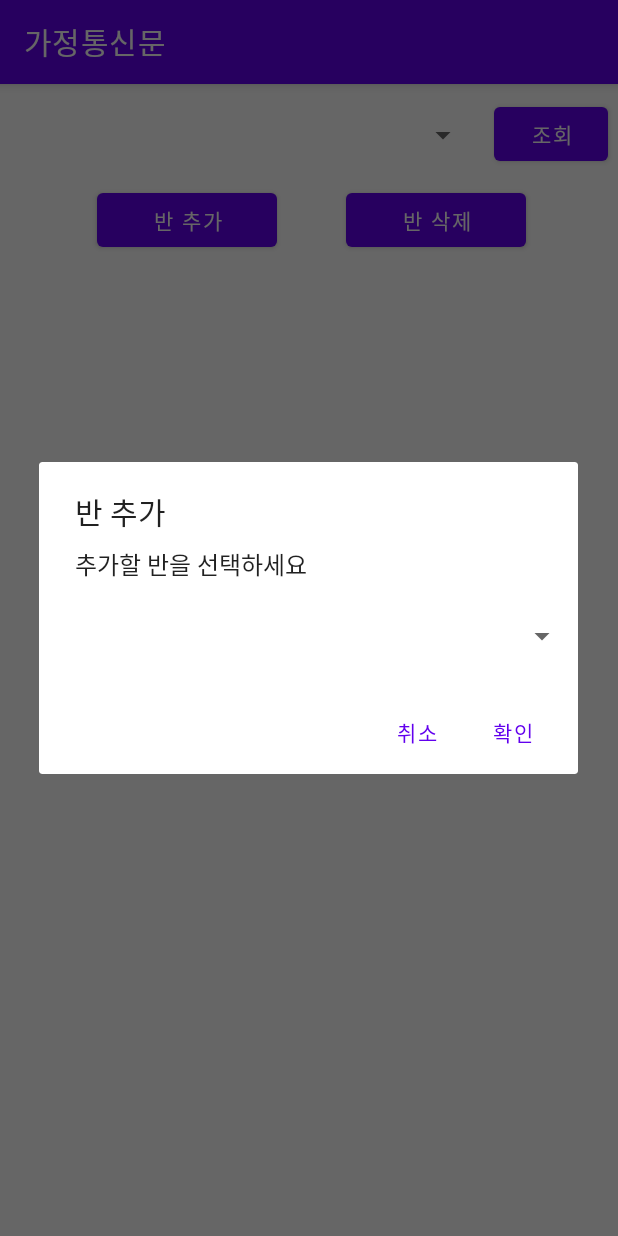
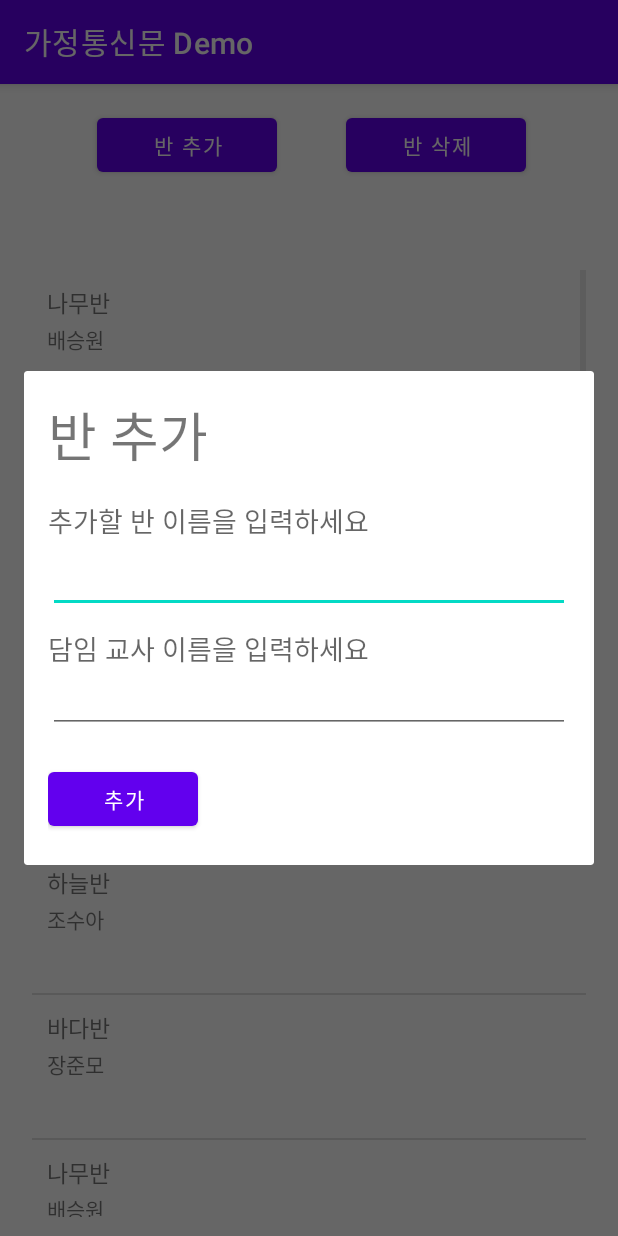
Before and after one commit to Jangjoonmo/mp-android-project-2022, an Android app: the TeacherClassManagementActivity screen opened directly, with no data from a screen before it, after a tap on "반 추가", on a phone screen of 412 x 824 dp. Run offline under Robolectric (Android 15) with nearby library versions, the phone set to English and light mode, and no system bars.

Commit message:
Add ListView in TeacherClassManagementActivity by Seungwon

```diff
--- /dev/null
+++ b/app/src/main/java/com/example/parentsletterproject/action/ListViewAdapter.java
@@ -0,0 +1,74 @@
+package com.example.parentsletterproject.action;
+
+import android.content.Context;
+import android.view.LayoutInflater;
+import android.view.View;
+import android.view.ViewGroup;
+import android.widget.BaseAdapter;
+import android.widget.TextView;
+
+import com.example.parentsletterproject.R;
+
+import java.util.ArrayList;
+
+public class ListViewAdapter extends BaseAdapter {
+
+    private TextView className;
+    private TextView teacherInCharge;
+
+    private ArrayList<ListViewItem> listViewItemArrayList = new ArrayList<ListViewItem>();
+
+    public ListViewAdapter() {
+
+    }
+
+    // Adapter에 사용되는 데이터의 개수 반환
+    @Override
+    public int getCount() {
+        return listViewItemArrayList.size();
+    }
+
+    // 지정한 위치에 있는 데이터를 반환
+    @Override
+    public Object getItem(int position) {
+        return listViewItemArrayList.get(position);
+    }
+
+    // 지정한 위치에 있는 데이터의 아이템 ID를 반환
+    @Override
+    public long getItemId(int position) {
+        return position;
+    }
+
+    // position에 위치한 데이터를 화면에 출력하는데 사용될 View를 반환
+    @Override
+    public View getView(int position, View view, ViewGroup viewGroup) {
+        final int pos = position;
+        final Context context = viewGroup.getContext();
+
+        // listview_item을 inflate하여 view 참조 획득
+        if (view == null) {
+            LayoutInflater inflater = (LayoutInflater) context.getSystemService(Context.LAYOUT_INFLATER_SERVICE);
+            view = inflater.inflate(R.layout.listview_item, viewGroup, false);
+        }
+
+        className = (TextView) view.findViewById(R.id.list_class_name);
+        teacherInCharge = (TextView) view.findViewById(R.id.list_teacher_in_charge);
+
+        ListViewItem listViewItem = listViewItemArrayList.get(pos);
+
+        className.setText(listViewItem.getClassName());
+        teacherInCharge.setText(listViewItem.getTeacherInCharge());
+
+        return view;
+    }
+
+    public void addItem(String className, String teacherInCharge) {
+        ListViewItem item = new ListViewItem();
+
+        item.setClassName(className);
+        item.setTeacherInCharge(teacherInCharge);
+
+        listViewItemArrayList.add(item);
+    }
+}
--- /dev/null
+++ b/app/src/main/java/com/example/parentsletterproject/action/ListViewItem.java
@@ -0,0 +1,23 @@
+package com.example.parentsletterproject.action;
+
+public class ListViewItem {
+
+    private String className;
+    private String teacherInCharge;
+
+    public String getTeacherInCharge() {
+        return teacherInCharge;
+    }
+
+    public void setTeacherInCharge(String teacherInCharge) {
+        this.teacherInCharge = teacherInCharge;
+    }
+
+    public String getClassName() {
+        return className;
+    }
+
+    public void setClassName(String className) {
+        this.className = className;
+    }
+}
--- a/app/src/main/java/com/example/parentsletterproject/activity/TeacherClassManagementActivity.java
+++ b/app/src/main/java/com/example/parentsletterproject/activity/TeacherClassManagementActivity.java
@@ -3,22 +3,23 @@ package com.example.parentsletterproject.activity;
 import androidx.appcompat.app.AlertDialog;
 import androidx.appcompat.app.AppCompatActivity;
 
-import android.content.DialogInterface;
 import android.os.Bundle;
-import android.util.Log;
+import android.view.LayoutInflater;
 import android.view.View;
 import android.widget.Button;
 import android.widget.EditText;
+import android.widget.ListView;
 import android.widget.Spinner;
 
 import com.example.parentsletterproject.R;
+import com.example.parentsletterproject.action.ListViewAdapter;
 
 public class TeacherClassManagementActivity extends AppCompatActivity {
 
-    private Spinner spinner;
-    private Button searchButton;
     private Button addButton;
     private Button delButton;
+    private ListView listView;
+    private ListViewAdapter adapter;
 
     @Override
     protected void onCreate(Bundle savedInstanceState) {
@@ -26,93 +27,74 @@ public class TeacherClassManagementActivity extends AppCompatActivity {
         super.onCreate(savedInstanceState);
         setContentView(R.layout.activity_teacher_class_management);
 
-        // 반 조회
-        searchButton = (Button)findViewById(R.id.search_class_button);
-        searchButton.setOnClickListener(new View.OnClickListener() {
+        // 반 추가
+        addButton = (Button) findViewById(R.id.add_student_button);
+        addButton.setOnClickListener(v -> {
 
-            @Override
-            public void onClick(View v) {
+            AlertDialog.Builder ad = new AlertDialog.Builder(TeacherClassManagementActivity.this);
+            LayoutInflater inflater = getLayoutInflater();
+            View view = inflater.inflate(R.layout.add_class, null);
+            ad.setView(view);
 
-                AlertDialog.Builder ad = new AlertDialog.Builder(TeacherClassManagementActivity.this);
-                ad.setTitle("반 조회");
-                ad.setMessage("조회할 반의 이름을 입력하세요");
+            final Button submit = (Button) view.findViewById(R.id.add_class_submit);
+            final EditText className = (EditText) view.findViewById(R.id.edittext_add_class_name);
+            final EditText teacherInCharge = (EditText) view.findViewById(R.id.edittext_add_class_teacher_in_charge);
 
-                final EditText et = new EditText(TeacherClassManagementActivity.this);
-                ad.setView(et);
+            final AlertDialog dialog = ad.create();
+            submit.setOnClickListener(new View.OnClickListener() {
 
-                ad.setPositiveButton("확인", new DialogInterface.OnClickListener() {
+                @Override
+                public void onClick(View view) {
+                    String resultClassName = className.getText().toString();
+                    String resultTeacherInCharge = teacherInCharge.getText().toString();
 
-                    @Override
-                    public void onClick(DialogInterface dialogInterface, int i) {
+                    dialog.dismiss();
+                }
+            });
 
-                        String result = et.getText().toString();
-                        Log.e(result, result);
-                        dialogInterface.dismiss();
+            dialog.show();
 
-                    }
-                });
-
-                ad.setNegativeButton("취소", ((dialogInterface, i) -> dialogInterface.dismiss()));
-
-                ad.show();
-            }
         });
 
-        addButton = (Button)findViewById(R.id.add_class_button);
-        addButton.setOnClickListener(new View.OnClickListener() {
+        // 반 삭제
+        delButton = (Button)findViewById(R.id.del_student_button);
+        delButton.setOnClickListener(view -> {
 
-            @Override
-            public void onClick(View view) {
+            AlertDialog.Builder ad = new AlertDialog.Builder(TeacherClassManagementActivity.this);
+            ad.setTitle("반 삭제");
+            ad.setMessage("삭제할 반을 선택하세요");
 
-                AlertDialog.Builder ad = new AlertDialog.Builder(TeacherClassManagementActivity.this);
-                ad.setTitle("반 추가");
-                ad.setMessage("추가할 반을 선택하세요");
+            final Spinner spinner = new Spinner(TeacherClassManagementActivity.this);
+            ad.setView(spinner);
 
-                final Spinner spinner = new Spinner(TeacherClassManagementActivity.this);
-                ad.setView(spinner);
+            ad.setPositiveButton("확인", (dialogInterface, i) -> {
 
-                ad.setPositiveButton("확인", new DialogInterface.OnClickListener() {
+            });
 
-                    @Override
-                    public void onClick(DialogInterface dialogInterface, int i) {
+            ad.setNegativeButton("취소", (dialogInterface, i) -> dialogInterface.dismiss());
 
-                    }
-                });
+            ad.show();
 
-                ad.setNegativeButton("취소", (dialogInterface, i) -> dialogInterface.dismiss());
-
-                ad.show();
-
-            }
         });
 
-        delButton = (Button)findViewById(R.id.del_class_button);
-        delButton.setOnClickListener(new View.OnClickListener() {
+        // 반 목록
+        adapter = new ListViewAdapter();
 
-            @Override
-            public void onClick(View view) {
+        listView = (ListView) findViewById(R.id.listview_class);
+        listView.setAdapter(adapter);
 
-                AlertDialog.Builder ad = new AlertDialog.Builder(TeacherClassManagementActivity.this);
-                ad.setTitle("반 삭제");
-                ad.setMessage("삭제할 반을 선택하세요");
+        adapter.addItem("나무반", "배승원");
+        adapter.addItem("하늘반", "조수아");
+        adapter.addItem("바다반", "장준모");
+        adapter.addItem("나무반", "배승원");
+        adapter.addItem("하늘반", "조수아");
+        adapter.addItem("바다반", "장준모");
+        adapter.addItem("나무반", "배승원");
+        adapter.addItem("하늘반", "조수아");
+        adapter.addItem("바다반", "장준모");
+        adapter.addItem("나무반", "배승원");
+        adapter.addItem("하늘반", "조수아");
+        adapter.addItem("바다반", "장준모");
 
-                final Spinner spinner = new Spinner(TeacherClassManagementActivity.this);
-                ad.setView(spinner);
-
-                ad.setPositiveButton("확인", new DialogInterface.OnClickListener() {
-
-                    @Override
-                    public void onClick(DialogInterface dialogInterface, int i) {
-
-                    }
-
-                });
-
-                ad.setNegativeButton("취소", (dialogInterface, i) -> dialogInterface.dismiss());
-
-                ad.show();
-
-            }
-        });
     }
 }
--- /dev/null
+++ b/app/src/main/java/com/example/parentsletterproject/server/ClassModel.java
@@ -0,0 +1,33 @@
+package com.example.parentsletterproject.server;
+
+public class ClassModel {
+
+    private String classId;
+    private String className;
+    private String teacherInCharge;
+
+    public String getClassId() {
+        return classId;
+    }
+
+    public void setClassId(String classId) {
+        this.classId = classId;
+    }
+
+    public String getClassName() {
+        return className;
+    }
+
+    public void setClassName(String className) {
+        this.className = className;
+    }
+
+    public String getTeacherInCharge() {
+        return teacherInCharge;
+    }
+
+    public void setTeacherInCharge(String teacherInCharge) {
+        this.teacherInCharge = teacherInCharge;
+    }
+
+}
--- /dev/null
+++ b/app/src/main/java/com/example/parentsletterproject/server/JsonApi.java
@@ -0,0 +1,20 @@
+package com.example.parentsletterproject.server;
+
+import java.util.List;
+
+import retrofit2.Call;
+import retrofit2.http.GET;
+import retrofit2.http.Path;
+
+public interface JsonApi {
+
+    // 조회
+    @GET("/class/all")
+    Call<List<ClassModel>> getClassroomList();
+
+    @GET("/class/{classId}")
+    Call<ClassModel> getClassroom(@Path("classId") String classId);
+
+
+
+}
--- a/app/src/main/res/layout/activity_teacher_class_management.xml
+++ b/app/src/main/res/layout/activity_teacher_class_management.xml
@@ -2,56 +2,36 @@
 <androidx.constraintlayout.widget.ConstraintLayout xmlns:android="http://schemas.android.com/apk/res/android"
     xmlns:app="http://schemas.android.com/apk/res-auto"
     xmlns:tools="http://schemas.android.com/tools"
+    android:id="@+id/teacher_class_management_layout"
     android:layout_width="match_parent"
     android:layout_height="match_parent"
     tools:context=".activity.TeacherClassManagementActivity">
 
     <androidx.constraintlayout.widget.ConstraintLayout
-        android:id="@+id/SearchStudentLayout"
-        android:layout_width="411dp"
-        android:layout_height="61dp"
-        app:layout_constraintBottom_toBottomOf="parent"
-        app:layout_constraintEnd_toEndOf="parent"
-        app:layout_constraintHorizontal_bias="1.0"
-        app:layout_constraintStart_toStartOf="parent"
-        app:layout_constraintTop_toTopOf="parent"
-        app:layout_constraintVertical_bias="0.005">
-
-        <Spinner
-            android:id="@+id/SearchClassSpinner"
-            android:layout_width="313dp"
-            android:layout_height="44dp"
-            android:layout_marginStart="5dp"
-            app:layout_constraintBottom_toBottomOf="parent"
-            app:layout_constraintStart_toStartOf="parent"
-            app:layout_constraintTop_toTopOf="parent" />
-
-        <Button
-            android:id="@+id/search_class_button"
-            android:layout_width="76dp"
-            android:layout_height="48dp"
-            android:text="@string/search_button"
-            app:layout_constraintBottom_toBottomOf="parent"
-            app:layout_constraintEnd_toEndOf="parent"
-            app:layout_constraintHorizontal_bias="0.588"
-            app:layout_constraintStart_toEndOf="@+id/SearchClassSpinner"
-            app:layout_constraintTop_toTopOf="parent"
-            app:layout_constraintVertical_bias="0.461" />
-    </androidx.constraintlayout.widget.ConstraintLayout>
-
-    <androidx.constraintlayout.widget.ConstraintLayout
         android:id="@+id/AddDelStudentLayout"
         android:layout_width="402dp"
-        android:layout_height="46dp"
+        android:layout_height="52dp"
         app:layout_constraintBottom_toBottomOf="parent"
         app:layout_constraintEnd_toEndOf="parent"
         app:layout_constraintHorizontal_bias="0.444"
         app:layout_constraintStart_toStartOf="parent"
-        app:layout_constraintTop_toBottomOf="@+id/SearchStudentLayout"
-        app:layout_constraintVertical_bias="0.003">
+        app:layout_constraintTop_toTopOf="parent"
+        app:layout_constraintVertical_bias="0.023">
 
         <Button
-            android:id="@+id/del_class_button"
+            android:id="@+id/add_student_button"
+            android:layout_width="120dp"
+            android:layout_height="48dp"
+            android:text="반 추가"
+            app:layout_constraintBottom_toBottomOf="parent"
+            app:layout_constraintEnd_toStartOf="@+id/del_student_button"
+            app:layout_constraintHorizontal_bias="0.568"
+            app:layout_constraintStart_toStartOf="parent"
+            app:layout_constraintTop_toTopOf="parent"
+            app:layout_constraintVertical_bias="0.0" />
+
+        <Button
+            android:id="@+id/del_student_button"
             android:layout_width="120dp"
             android:layout_height="48dp"
             android:layout_marginEnd="56dp"
@@ -61,27 +41,16 @@
             app:layout_constraintTop_toTopOf="parent"
             app:layout_constraintVertical_bias="0.0" />
 
-        <Button
-            android:id="@+id/add_class_button"
-            android:layout_width="120dp"
-            android:layout_height="48dp"
-            android:text="반 추가"
-            app:layout_constraintBottom_toBottomOf="parent"
-            app:layout_constraintEnd_toStartOf="@+id/del_class_button"
-            app:layout_constraintHorizontal_bias="0.568"
-            app:layout_constraintStart_toStartOf="parent"
-            app:layout_constraintTop_toTopOf="parent"
-            app:layout_constraintVertical_bias="0.0" />
     </androidx.constraintlayout.widget.ConstraintLayout>
 
-    <androidx.recyclerview.widget.RecyclerView
-        android:id="@+id/StudentListLayout"
-        android:layout_width="385dp"
-        android:layout_height="605dp"
+    <ListView
+        android:id="@+id/listview_class"
+        android:layout_width="369dp"
+        android:layout_height="631dp"
         app:layout_constraintBottom_toBottomOf="parent"
         app:layout_constraintEnd_toEndOf="parent"
         app:layout_constraintStart_toStartOf="parent"
         app:layout_constraintTop_toBottomOf="@+id/AddDelStudentLayout"
-        app:layout_constraintVertical_bias="0.555" />
+        app:layout_constraintVertical_bias="0.812" />
 
 </androidx.constraintlayout.widget.ConstraintLayout>
--- a/app/src/main/res/layout/activity_teacher_student_management.xml
+++ b/app/src/main/res/layout/activity_teacher_student_management.xml
@@ -30,7 +30,7 @@
             android:id="@+id/search_class_button"
             android:layout_width="76dp"
             android:layout_height="48dp"
-            android:text="@string/search_button"
+            android:text="@string/search"
             app:layout_constraintBottom_toBottomOf="parent"
             app:layout_constraintEnd_toEndOf="parent"
             app:layout_constraintHorizontal_bias="0.588"
@@ -51,7 +51,7 @@
         app:layout_constraintVertical_bias="0.003">
 
         <Button
-            android:id="@+id/del_class_button"
+            android:id="@+id/del_student_button"
             android:layout_width="120dp"
             android:layout_height="48dp"
             android:layout_marginEnd="56dp"
@@ -62,12 +62,12 @@
             app:layout_constraintVertical_bias="0.0" />
 
         <Button
-            android:id="@+id/add_class_button"
+            android:id="@+id/add_student_button"
             android:layout_width="120dp"
             android:layout_height="48dp"
             android:text="원생 추가"
             app:layout_constraintBottom_toBottomOf="parent"
-            app:layout_constraintEnd_toStartOf="@+id/del_class_button"
+            app:layout_constraintEnd_toStartOf="@+id/del_student_button"
             app:layout_constraintHorizontal_bias="0.568"
             app:layout_constraintStart_toStartOf="parent"
             app:layout_constraintTop_toTopOf="parent"
@@ -75,7 +75,7 @@
     </androidx.constraintlayout.widget.ConstraintLayout>
 
     <androidx.recyclerview.widget.RecyclerView
-        android:id="@+id/StudentListLayout"
+        android:id="@+id/ClassListLayout"
         android:layout_width="385dp"
         android:layout_height="605dp"
         app:layout_constraintBottom_toBottomOf="parent"
--- /dev/null
+++ b/app/src/main/res/layout/add_class.xml
@@ -0,0 +1,66 @@
+<?xml version="1.0" encoding="utf-8"?>
+<RelativeLayout xmlns:android="http://schemas.android.com/apk/res/android"
+    android:layout_width="fill_parent"
+    android:layout_height="fill_parent"
+    android:orientation="vertical"
+    android:paddingLeft="16dp"
+    android:paddingRight="16dp"
+    android:paddingTop="16dp" >
+
+    <TextView
+        android:id="@+id/add_class_logo"
+        android:layout_width="221dp"
+        android:layout_height="54dp"
+        android:layout_marginBottom="16dp"
+        android:text="@string/add_class"
+        android:textSize="35sp" />
+
+    <TextView
+        android:id="@+id/textview_add_class_name"
+        android:layout_width="wrap_content"
+        android:layout_height="wrap_content"
+        android:layout_below="@+id/add_class_logo"
+        android:text="추가할 반 이름을 입력하세요"
+        android:textAppearance="?android:attr/textAppearanceMedium" />
+
+    <EditText
+        android:id="@+id/edittext_add_class_name"
+        android:layout_width="match_parent"
+        android:layout_height="wrap_content"
+        android:layout_below="@+id/textview_add_class_name"
+        android:layout_marginBottom="10dp"
+        android:ems="10"
+        android:inputType="textEmailAddress"
+        android:minHeight="48dp">
+
+    </EditText>
+
+    <TextView
+        android:id="@+id/textview_add_class_teacher_in_charge"
+        android:layout_width="wrap_content"
+        android:layout_height="wrap_content"
+        android:layout_below="@+id/edittext_add_class_name"
+        android:text="담임 교사 이름을 입력하세요"
+        android:textAppearance="?android:attr/textAppearanceMedium" />
+
+    <EditText
+        android:id="@+id/edittext_add_class_teacher_in_charge"
+        android:layout_width="match_parent"
+        android:layout_height="wrap_content"
+        android:layout_below="@+id/textview_add_class_name"
+        android:layout_marginTop="80dp"
+        android:layout_marginBottom="10dp"
+        android:ems="10"
+        android:inputType="textEmailAddress"
+        android:minHeight="48dp" />
+
+    <Button
+        android:id="@+id/add_class_submit"
+        android:layout_width="100dp"
+        android:layout_height="wrap_content"
+        android:layout_below="@+id/edittext_add_class_teacher_in_charge"
+        android:layout_marginTop="10dp"
+        android:layout_marginBottom="20dp"
+        android:text="@string/add_button" />
+
+</RelativeLayout>
--- /dev/null
+++ b/app/src/main/res/layout/listview_item.xml
@@ -0,0 +1,55 @@
+<?xml version="1.0" encoding="utf-8"?>
+<LinearLayout xmlns:android="http://schemas.android.com/apk/res/android"
+    android:id="@+id/LinearLayout"
+    android:layout_width="match_parent"
+    android:layout_height="match_parent"
+    android:orientation="horizontal">
+
+    <LinearLayout
+        android:layout_width="match_parent"
+        android:layout_height="match_parent"
+        android:orientation="vertical"
+        android:paddingLeft="10dp"
+        android:paddingTop="10dp"
+        android:paddingRight="10dp"
+        android:paddingBottom="10dp">
+
+        <LinearLayout
+            android:layout_width="match_parent"
+            android:layout_height="25dp"
+            android:layout_gravity="left"
+            android:layout_weight="1"
+            android:orientation="vertical"
+            android:paddingLeft="0dp">
+
+            <TextView
+                android:id="@+id/list_class_name"
+                android:layout_width="match_parent"
+                android:layout_height="50dp"
+                android:text="test"
+                android:textSize="15dp" />
+        </LinearLayout>
+
+        <LinearLayout
+            android:layout_width="match_parent"
+            android:layout_height="50dp"
+            android:layout_gravity="top"
+            android:layout_weight="1"
+            android:orientation="horizontal">
+
+            <LinearLayout
+                android:id="@+id/shapeLayout"
+                android:layout_width="0dp"
+                android:layout_height="wrap_content"
+                android:layout_weight="0.5">
+
+                <TextView
+                    android:id="@+id/list_teacher_in_charge"
+                    android:layout_width="wrap_content"
+                    android:layout_height="match_parent"
+                    android:gravity="center"
+                    android:text="test" />
+            </LinearLayout>
+        </LinearLayout>
+    </LinearLayout>
+</LinearLayout>
--- a/app/src/main/res/values/strings.xml
+++ b/app/src/main/res/values/strings.xml
@@ -1,6 +1,7 @@
 <resources>
-    <string name="app_name">가정통신문</string>
-    <string name="search_button">조회</string>
+    <string name="app_name">가정통신문 Demo</string>
+    <string name="search">검색</string>
     <string name="add_button">추가</string>
     <string name="del_button">삭제</string>
+    <string name="add_class">반 추가</string>
 </resources>
```
